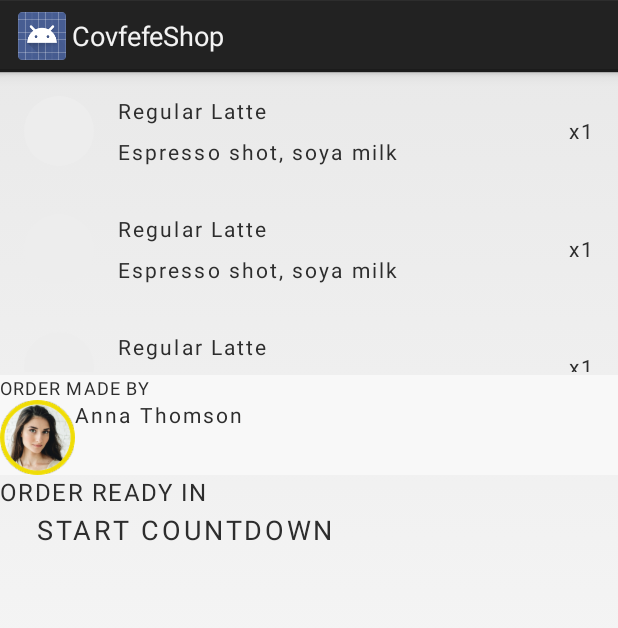
After one commit to asos-rshev/hack4-coffee, an Android app: the layout fragment_order_details.xml on its own in the app's theme, with its tools: preview values and no code run, on a phone screen of 412 x 824 dp. The commit adds this screen. Shown: the top 628 px of the screen. Run offline under Robolectric (Android 15) with nearby library versions, the phone set to English and light mode, and no system bars.

Commit message:
added order models added drawables for shop app added layouts for order details

```diff
--- a/Android-AsosCoffee/covfefe-common/src/main/java/com/asos/covfefe_common/model/Order.java
+++ b/Android-AsosCoffee/covfefe-common/src/main/java/com/asos/covfefe_common/model/Order.java
@@ -4,13 +4,13 @@ import java.io.Serializable;
 import java.util.List;
 
 public class Order implements Serializable {
-    public String id;
+    public long id;
 
     public List<Item> items;
 
     public String name;
 
-    public String inProgress;
+    public int inProgress;
 
-    public String totalPrice;
+    public double totalPrice;
 }
--- /dev/null
+++ b/Android-AsosCoffee/covfefe-common/src/main/res/drawable/ic_circle.xml
@@ -0,0 +1,12 @@
+<vector xmlns:android="http://schemas.android.com/apk/res/android"
+    android:width="24dp"
+    android:height="24dp"
+    android:viewportHeight="44.0"
+    android:viewportWidth="44.0">
+    <path
+        android:fillColor="#EDEDED"
+        android:fillType="evenOdd"
+        android:pathData="M22,22m-22,0a22,22 0,1 1,44 0a22,22 0,1 1,-44 0"
+        android:strokeColor="#00000000"
+        android:strokeWidth="1" />
+</vector>
--- /dev/null
+++ b/Android-AsosCoffee/covfefeshop/src/main/res/layout/fragment_order_details.xml
@@ -0,0 +1,65 @@
+<?xml version="1.0" encoding="utf-8"?>
+<LinearLayout xmlns:android="http://schemas.android.com/apk/res/android"
+    xmlns:app="http://schemas.android.com/apk/res-auto"
+    xmlns:tools="http://schemas.android.com/tools"
+    android:layout_width="match_parent"
+    android:layout_height="match_parent"
+    android:orientation="vertical">
+
+    <android.support.v7.widget.RecyclerView
+        android:id="@+id/order_items"
+        android:layout_width="match_parent"
+        android:layout_height="200dp"
+        android:orientation="vertical"
+        app:layoutManager="LinearLayoutManager"
+        tools:count="10"
+        tools:listitem="@layout/order_item" />
+
+    <LinearLayout
+        android:layout_width="match_parent"
+        android:layout_height="wrap_content"
+        android:layout_marginTop="2dp"
+        android:background="#f8f8f8"
+        android:orientation="vertical">
+
+        <TextView
+            android:layout_width="wrap_content"
+            android:layout_height="wrap_content"
+            android:letterSpacing="0.06"
+            android:textColor="#2d2d2d"
+            android:textSize="12sp"
+            tools:text="ORDER MADE BY" />
+
+        <TextView
+            android:layout_width="wrap_content"
+            android:layout_height="wrap_content"
+            android:drawableStart="@drawable/user_icon"
+            android:letterSpacing="0.1"
+            android:textColor="#2d2d2d"
+            android:textSize="14sp"
+            tools:text="Anna Thomson" />
+    </LinearLayout>
+
+    <FrameLayout
+        android:layout_width="match_parent"
+        android:layout_height="wrap_content">
+
+        <TextView
+            android:layout_width="wrap_content"
+            android:layout_height="wrap_content"
+            android:letterSpacing="0.06"
+            android:textColor="#2d2d2d"
+            android:textSize="16sp"
+            tools:text="ORDER READY IN" />
+
+        <TextView
+            android:layout_width="wrap_content"
+            android:layout_height="wrap_content"
+            android:gravity="center_horizontal"
+            android:letterSpacing="0.1"
+            android:padding="24dp"
+            android:textColor="#2d2d2d"
+            android:textSize="18sp"
+            tools:text="START COUNTDOWN" />
+    </FrameLayout>
+</LinearLayout>
--- /dev/null
+++ b/Android-AsosCoffee/covfefeshop/src/main/res/layout/order_item.xml
@@ -0,0 +1,62 @@
+<?xml version="1.0" encoding="utf-8"?>
+<android.support.constraint.ConstraintLayout xmlns:android="http://schemas.android.com/apk/res/android"
+    xmlns:app="http://schemas.android.com/apk/res-auto"
+    xmlns:tools="http://schemas.android.com/tools"
+    android:id="@+id/frameLayout"
+    android:layout_width="match_parent"
+    android:layout_height="wrap_content">
+
+    <TextView
+        android:id="@+id/item_type"
+        android:layout_width="wrap_content"
+        android:layout_height="wrap_content"
+        android:layout_marginStart="16dp"
+        android:letterSpacing="0.1"
+        android:textColor="#2d2d2d"
+        android:textSize="14sp"
+        app:layout_constraintStart_toEndOf="@+id/imageView"
+        app:layout_constraintTop_toTopOf="@+id/imageView"
+        tools:text="Regular Latte" />
+
+    <TextView
+        android:id="@+id/item_extras"
+        android:layout_width="wrap_content"
+        android:layout_height="wrap_content"
+        android:layout_marginTop="8dp"
+        android:letterSpacing="0.1"
+        android:textColor="#2d2d2d"
+        android:textSize="14sp"
+        app:layout_constraintBottom_toBottomOf="@+id/imageView"
+        app:layout_constraintStart_toStartOf="@+id/item_type"
+        app:layout_constraintTop_toBottomOf="@+id/item_type"
+        tools:text="Espresso shot, soya milk" />
+
+    <TextView
+        android:id="@+id/textView"
+        android:layout_width="wrap_content"
+        android:layout_height="0dp"
+        android:layout_marginBottom="16dp"
+        android:layout_marginEnd="16dp"
+        android:layout_marginTop="16dp"
+        android:gravity="center"
+        android:letterSpacing="0.1"
+        android:textColor="#2d2d2d"
+        android:textSize="14sp"
+        app:layout_constraintBottom_toBottomOf="parent"
+        app:layout_constraintEnd_toEndOf="parent"
+        app:layout_constraintTop_toTopOf="parent"
+        tools:text="x1" />
+
+    <ImageView
+        android:id="@+id/imageView"
+        android:layout_width="wrap_content"
+        android:layout_height="0dp"
+        android:layout_marginBottom="16dp"
+        android:layout_marginStart="16dp"
+        android:layout_marginTop="16dp"
+        android:adjustViewBounds="true"
+        android:src="@drawable/ic_circle"
+        app:layout_constraintBottom_toBottomOf="parent"
+        app:layout_constraintStart_toStartOf="parent"
+        app:layout_constraintTop_toTopOf="parent" />
+</android.support.constraint.ConstraintLayout>
```
Also changed, not shown: Android-AsosCoffee/covfefe-common/src/main/java/com/asos/covfefe_common/model/Item.java (+5 -5 lines), Android-AsosCoffee/covfefe-common/src/main/res/drawable/ic_logo.xml (added, +48 -0 lines), Android-AsosCoffee/covfefeshop/src/main/java/com/asos/covfefeshop/MainActivity.java (+56 -26 lines), Android-AsosCoffee/covfefeshop/src/main/java/com/asos/covfefeshop/OrderItemsAdapter.java (added, +38 -0 lines), Android-AsosCoffee/covfefeshop/src/main/java/com/asos/covfefeshop/OrdersAdapter.java (+2 -10 lines), Android-AsosCoffee/covfefeshop/src/main/res/layout/fragment_orders.xml (+4 -8 lines), Android-AsosCoffee/covfefeshop/src/main/res/layout/order.xml (+3 -4 lines), Android-AsosCoffee/covfefe-common/src/main/res/drawable-hdpi/user_icon.png (added), Android-AsosCoffee/covfefe-common/src/main/res/drawable-mdpi/user_icon.png (added), Android-AsosCoffee/covfefe-common/src/main/res/drawable-xhdpi/user_icon.png (added), Android-AsosCoffee/covfefe-common/src/main/res/drawable-xxhdpi/user_icon.png (added), Android-AsosCoffee/covfefe-common/src/main/res/drawable-xxxhdpi/user_icon.png (added).
